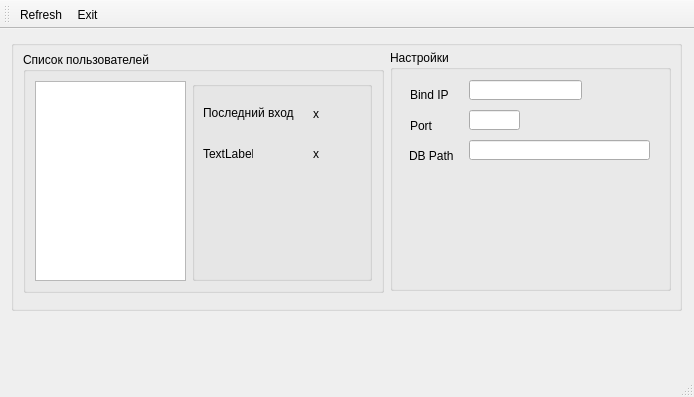
AlexN-github/Python.BD.PyQT, file server_mainForm.ui: the form before one commit.
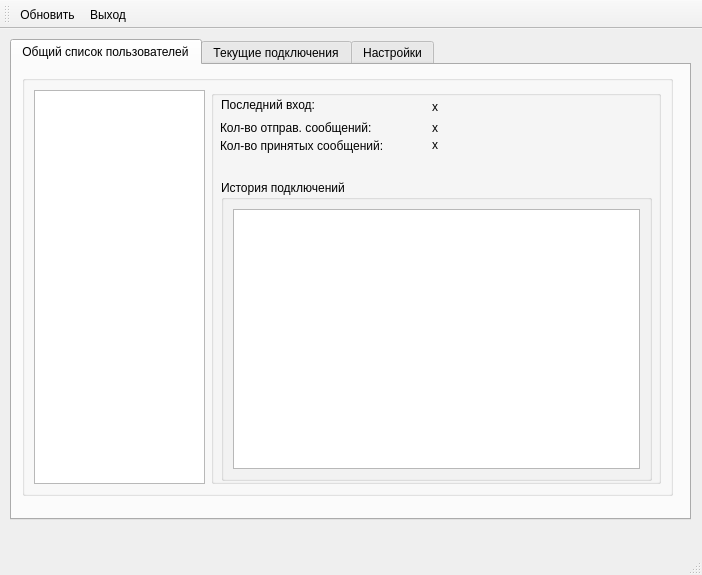
The form after the commit.

Commit message: Выполнено

Diff of the .ui file:
```diff
--- a/server_mainForm.ui
+++ b/server_mainForm.ui
@@ -6,41 +6,55 @@
    <rect>
     <x>0</x>
     <y>0</y>
-    <width>694</width>
-    <height>397</height>
+    <width>702</width>
+    <height>575</height>
    </rect>
   </property>
+  <property name="font">
+   <font>
+    <pointsize>9</pointsize>
+   </font>
+  </property>
   <property name="windowTitle">
    <string>Админка сервера</string>
   </property>
   <widget class="QWidget" name="centralwidget">
-   <widget class="QGroupBox" name="groupBox">
+   <widget class="QTabWidget" name="tabWidget">
     <property name="geometry">
      <rect>
-      <x>11</x>
-      <y>11</y>
-      <width>671</width>
-      <height>271</height>
+      <x>10</x>
+      <y>10</y>
+      <width>681</width>
+      <height>481</height>
      </rect>
     </property>
-    <property name="title">
-     <string/>
+    <property name="font">
+     <font>
+      <pointsize>9</pointsize>
+     </font>
     </property>
+    <property name="currentIndex">
+     <number>0</number>
+    </property>
+    <widget class="QWidget" name="tab">
+     <attribute name="title">
+      <string>Общий список пользователей</string>
+     </attribute>
     <widget class="QGroupBox" name="user_list_box">
      <property name="geometry">
       <rect>
-       <x>12</x>
-       <y>12</y>
-       <width>361</width>
-       <height>241</height>
+        <x>10</x>
+        <y>10</y>
+        <width>651</width>
+        <height>421</height>
       </rect>
      </property>
      <property name="title">
-      <string>Список пользователей</string>
+       <string/>
      </property>
      <layout class="QHBoxLayout" name="horizontalLayout">
       <item>
-       <widget class="QListWidget" name="listWidget">
+        <widget class="QListWidget" name="userlist_listview">
         <property name="itemAlignment">
          <set>Qt::AlignLeading</set>
         </property>
@@ -53,7 +67,7 @@
         </property>
         <property name="minimumSize">
          <size>
-          <width>180</width>
+           <width>450</width>
           <height>160</height>
          </size>
         </property>
@@ -66,10 +80,10 @@
         <widget class="QLabel" name="lastlogin">
          <property name="geometry">
           <rect>
-           <x>121</x>
-           <y>26</y>
-           <width>50</width>
-           <height>13</height>
+            <x>221</x>
+            <y>9</y>
+            <width>121</width>
+            <height>16</height>
           </rect>
          </property>
          <property name="text">
@@ -79,23 +93,23 @@
         <widget class="QLabel" name="last_login_label">
          <property name="geometry">
           <rect>
-           <x>11</x>
-           <y>24</y>
-           <width>94</width>
+            <x>10</x>
+            <y>7</y>
+            <width>121</width>
            <height>16</height>
           </rect>
          </property>
          <property name="text">
-          <string>Последний вход</string>
+           <string>Последний вход:</string>
          </property>
         </widget>
         <widget class="QLabel" name="send_message">
          <property name="geometry">
           <rect>
-           <x>121</x>
-           <y>66</y>
-           <width>50</width>
-           <height>13</height>
+            <x>221</x>
+            <y>30</y>
+            <width>41</width>
+            <height>16</height>
           </rect>
          </property>
          <property name="text">
@@ -105,35 +119,155 @@
         <widget class="QLabel" name="send_message_label">
          <property name="geometry">
           <rect>
-           <x>11</x>
-           <y>66</y>
-           <width>50</width>
-           <height>13</height>
+            <x>9</x>
+            <y>28</y>
+            <width>211</width>
+            <height>20</height>
           </rect>
          </property>
          <property name="text">
-          <string>TextLabel</string>
-         </property>
-        </widget>
-       </widget>
+           <string>Кол-во отправ. сообщений:</string>
+          </property>
+         </widget>
+         <widget class="QLabel" name="send_message_label_2">
+          <property name="geometry">
+           <rect>
+            <x>9</x>
+            <y>44</y>
+            <width>210</width>
+            <height>24</height>
+           </rect>
+          </property>
+          <property name="text">
+           <string>Кол-во принятых сообщений:</string>
+          </property>
+         </widget>
+         <widget class="QLabel" name="recv_message">
+          <property name="geometry">
+           <rect>
+            <x>221</x>
+            <y>45</y>
+            <width>41</width>
+            <height>20</height>
+           </rect>
+          </property>
+          <property name="text">
+           <string>x</string>
+          </property>
+         </widget>
+         <widget class="QGroupBox" name="groupBox">
+          <property name="geometry">
+           <rect>
+            <x>10</x>
+            <y>90</y>
+            <width>431</width>
+            <height>301</height>
+           </rect>
+          </property>
+          <property name="title">
+           <string>История подключений</string>
+          </property>
+          <layout class="QGridLayout" name="gridLayout">
+           <item row="0" column="0">
+            <widget class="QTableView" name="historylogin_tableView"/>
       </item>
      </layout>
     </widget>
+        </widget>
+       </item>
+      </layout>
+     </widget>
+    </widget>
+    <widget class="QWidget" name="tab_2">
+     <attribute name="title">
+      <string>Текущие подключения</string>
+     </attribute>
+     <widget class="QGroupBox" name="groupBox_3">
+      <property name="enabled">
+       <bool>true</bool>
+      </property>
+      <property name="geometry">
+       <rect>
+        <x>30</x>
+        <y>30</y>
+        <width>611</width>
+        <height>371</height>
+       </rect>
+      </property>
+      <property name="minimumSize">
+       <size>
+        <width>500</width>
+        <height>160</height>
+       </size>
+      </property>
+      <property name="title">
+       <string/>
+      </property>
+      <property name="alignment">
+       <set>Qt::AlignJustify|Qt::AlignVCenter</set>
+      </property>
+      <widget class="QLabel" name="activesessionnumber_label">
+       <property name="geometry">
+        <rect>
+         <x>9</x>
+         <y>9</y>
+         <width>210</width>
+         <height>24</height>
+        </rect>
+       </property>
+       <property name="text">
+        <string>Кол-во текущих подключений:</string>
+       </property>
+      </widget>
+      <widget class="QLabel" name="activesessionnumber">
+       <property name="geometry">
+        <rect>
+         <x>225</x>
+         <y>10</y>
+         <width>41</width>
+         <height>20</height>
+        </rect>
+       </property>
+       <property name="text">
+        <string>x</string>
+       </property>
+      </widget>
+      <widget class="QTableView" name="activesession_tableView">
+       <property name="geometry">
+        <rect>
+         <x>10</x>
+         <y>35</y>
+         <width>591</width>
+         <height>321</height>
+        </rect>
+       </property>
+      </widget>
+     </widget>
+    </widget>
+    <widget class="QWidget" name="tab_3">
+     <attribute name="title">
+      <string>Настройки</string>
+     </attribute>
     <widget class="QGroupBox" name="server_settings_box">
      <property name="geometry">
       <rect>
-       <x>379</x>
-       <y>10</y>
-       <width>281</width>
+        <x>40</x>
+        <y>30</y>
+        <width>431</width>
        <height>241</height>
       </rect>
      </property>
      <property name="maximumSize">
       <size>
-       <width>310</width>
+        <width>16777215</width>
        <height>16777215</height>
       </size>
      </property>
+      <property name="font">
+       <font>
+        <pointsize>9</pointsize>
+       </font>
+      </property>
      <property name="title">
       <string>Настройки</string>
      </property>
@@ -142,18 +276,18 @@
        <rect>
         <x>20</x>
         <y>38</y>
-        <width>47</width>
+         <width>80</width>
         <height>13</height>
        </rect>
       </property>
       <property name="text">
-       <string>Bind IP</string>
+        <string>IP адрес</string>
       </property>
      </widget>
      <widget class="QLineEdit" name="BindIP">
       <property name="geometry">
        <rect>
-        <x>79</x>
+         <x>128</x>
         <y>30</y>
         <width>113</width>
         <height>20</height>
@@ -164,19 +298,19 @@
       <property name="geometry">
        <rect>
         <x>20</x>
-        <y>69</y>
+         <y>67</y>
         <width>47</width>
         <height>13</height>
        </rect>
       </property>
       <property name="text">
-       <string>Port</string>
-      </property>
-     </widget>
-     <widget class="QLineEdit" name="lineEdit">
+        <string>Порт</string>
+       </property>
+      </widget>
+      <widget class="QLineEdit" name="Port">
       <property name="geometry">
        <rect>
-        <x>79</x>
+         <x>128</x>
         <y>60</y>
         <width>51</width>
         <height>20</height>
@@ -188,23 +322,24 @@
        <rect>
         <x>19</x>
         <y>99</y>
-        <width>47</width>
+         <width>90</width>
         <height>13</height>
        </rect>
       </property>
       <property name="text">
-       <string>DB Path</string>
-      </property>
-     </widget>
-     <widget class="QLineEdit" name="lineEdit_2">
+        <string>Путь к базе</string>
+       </property>
+      </widget>
+      <widget class="QLineEdit" name="DBPath">
       <property name="geometry">
        <rect>
-        <x>79</x>
+         <x>128</x>
         <y>90</y>
-        <width>181</width>
+         <width>281</width>
         <height>20</height>
        </rect>
       </property>
+      </widget>
      </widget>
     </widget>
    </widget>
@@ -214,7 +349,7 @@
     <rect>
      <x>0</x>
      <y>0</y>
-     <width>694</width>
+     <width>702</width>
      <height>26</height>
     </rect>
    </property>
@@ -235,7 +370,7 @@
   </widget>
   <action name="actionExit">
    <property name="text">
-    <string>Exit</string>
+    <string>Выход</string>
    </property>
    <property name="toolTip">
     <string>Exit</string>
@@ -243,7 +378,7 @@
   </action>
   <action name="actionRefresh">
    <property name="text">
-    <string>Refresh</string>
+    <string>Обновить</string>
    </property>
    <property name="toolTip">
     <string>Refresh</string>
```
Lines whose indentation alone changed are shown as unchanged.
